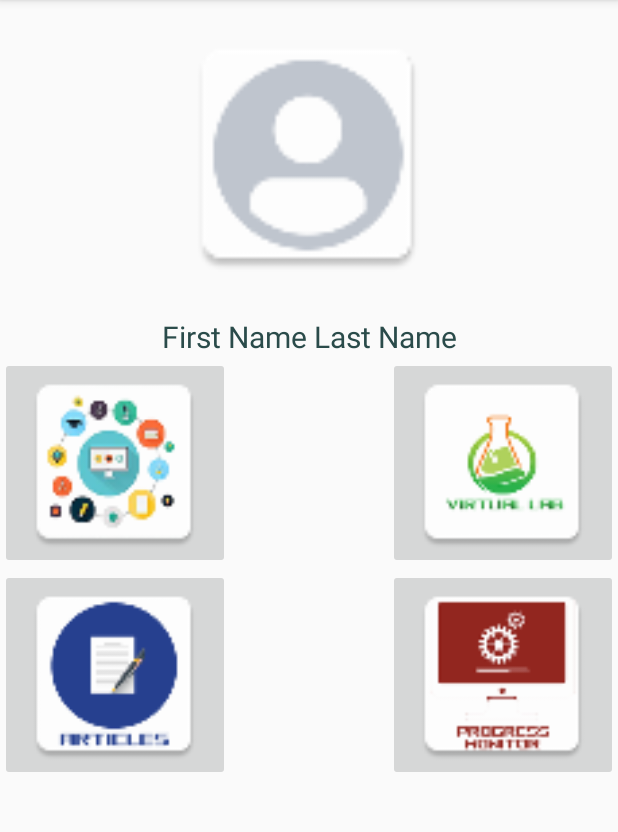
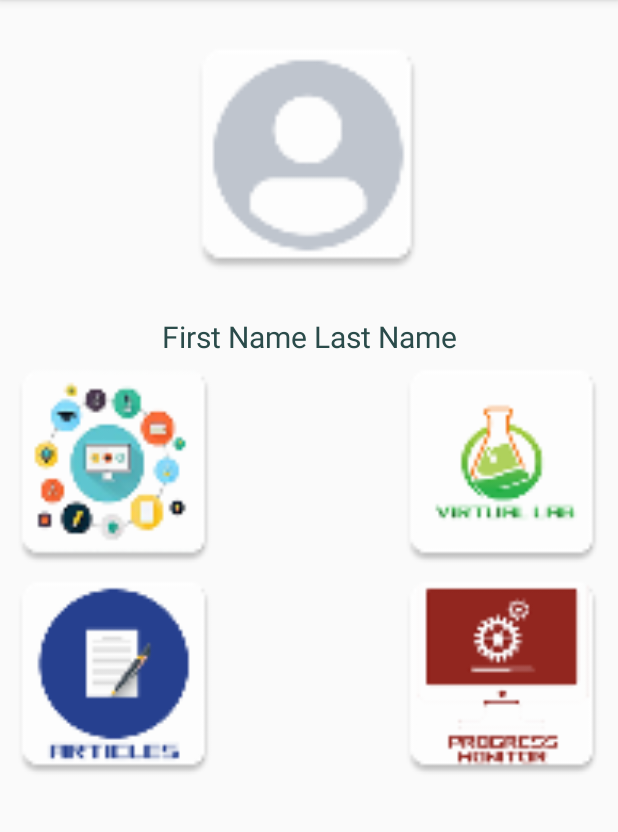
Before and after one commit to amit-banerjee-03/lEARN-client, an Android app: the OverviewActivity screen opened directly, with no data from a screen before it, on a phone screen of 412 x 824 dp, the part 84-916 px from its top. Run offline under Robolectric (Android 15) with nearby library versions, the phone set to English and light mode, and no system bars; Roboto replaces fonts that are not available here.

Commit message:
image button replaced with image view in overview activity

```diff
--- a/app/src/main/res/layout/activity_overview.xml
+++ b/app/src/main/res/layout/activity_overview.xml
@@ -7,7 +7,7 @@
     tools:context=".OverviewActivity">
 
 
-    <ImageButton
+    <ImageView
         android:id="@+id/articlesButton"
         android:layout_width="153dp"
         android:layout_height="141dp"
@@ -16,7 +16,7 @@
         app:srcCompat="@mipmap/articles_icon"
         android:scaleType="centerCrop"/>
 
-    <ImageButton
+    <ImageView
         android:id="@+id/progressMonitorButton"
         android:layout_width="153dp"
         android:layout_height="141dp"
@@ -48,7 +48,7 @@
         app:layout_constraintStart_toStartOf="parent"
         app:layout_constraintTop_toBottomOf="@+id/profileImage" />
 
-    <ImageButton
+    <ImageView
         android:id="@+id/coursesButton"
         android:layout_width="153dp"
         android:layout_height="141dp"
@@ -57,7 +57,7 @@
         android:scaleType="centerCrop"
         app:srcCompat="@mipmap/courses_icon" />
 
-    <ImageButton
+    <ImageView
         android:id="@+id/virtualLabButton"
         android:layout_width="153dp"
         android:layout_height="141dp"
```
